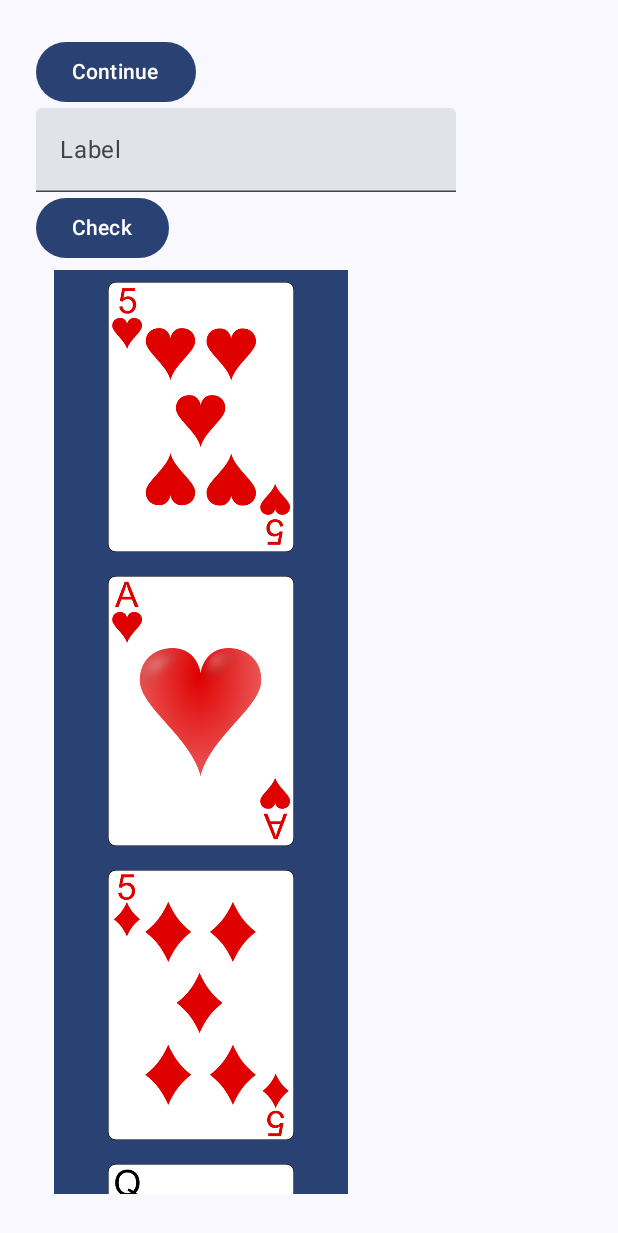
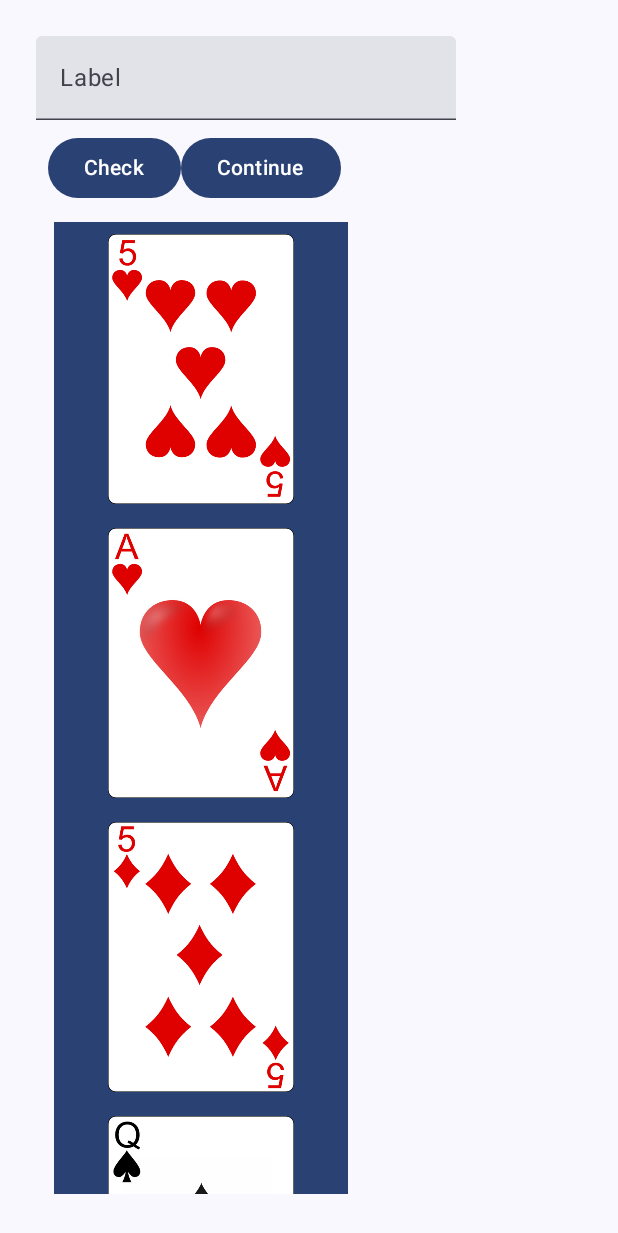
Before and after one commit to liming-zhao/androidapp, an Android app built with Jetpack Compose: the screen it shows after launch (MainActivity), after a tap on "Continue", on a phone screen of 412 x 824 dp. Shown: the top 1233 px of the screen. Run offline under Robolectric (Android 15) with nearby library versions, the phone set to English and light mode, and no system bars.

Commit message:
move continue button into Greetings component, layout change

```diff
--- a/app/src/main/java/com/example/fungame/MainActivity.kt
+++ b/app/src/main/java/com/example/fungame/MainActivity.kt
@@ -148,11 +148,13 @@ fun MyApp(modifier: Modifier = Modifier){
       {
           Column(modifier = Modifier.padding((24.dp))) {
 
-                   OnboardingScreen(onContinueClicked = {
+                   /*OnboardingScreen(onContinueClicked = {
                        val newItems = generateRandomCardVal(4)//generateRandomIntegers(4).map(mappingFun)
                        mylist.clear()
                        mylist.addAll(newItems)
                    })
+
+                    */
 
                   if(result) {
                       Text(
@@ -166,6 +168,11 @@ fun MyApp(modifier: Modifier = Modifier){
                       onTextChange = { text = it},
                       onClick = {
                           result = ( (24.0 == evaluateMathExpression(text)) )
+                      },
+                      onClickContinue = {
+                          val newItems = generateRandomCardVal(4)//generateRandomIntegers(4).map(mappingFun)
+                          mylist.clear()
+                          mylist.addAll(newItems)
                       }
                       )
           }
@@ -178,7 +185,8 @@ private fun Greetings(
     names: List<CardVal> = listOf(CardVal("2","clubs")),
     text:String,
     onTextChange:(String)->Unit,
-    onClick: ()->Unit
+    onClick: ()->Unit,
+    onClickContinue: ()->Unit
 ) {
 
     TextField(
@@ -186,10 +194,16 @@ private fun Greetings(
         onValueChange = onTextChange,
         label = {Text("Label")}
     )
+    Row(modifier = Modifier.padding((8.dp))) {
 
-    Button(onClick = onClick){
-        Text("Check")
+        Button(onClick = onClick) {
+            Text("Check")
+        }
+        Button(onClick = onClickContinue) {
+            Text("Continue")
+        }
     }
+
 
     LazyColumn(modifier = modifier.padding(vertical = 4.dp)) {
         items(items = names) { name ->
```
